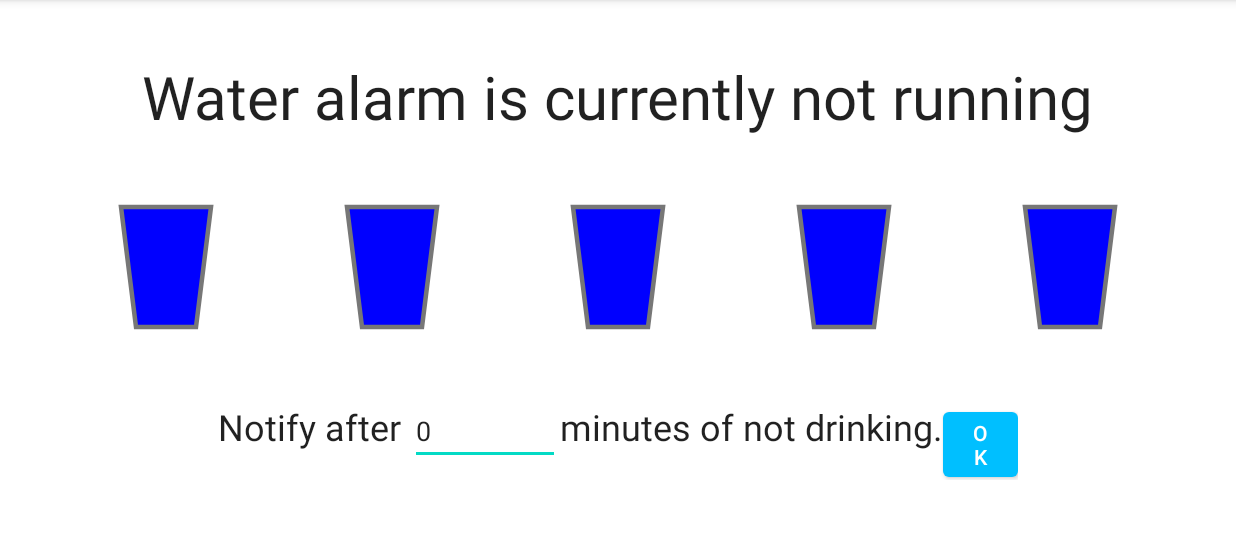
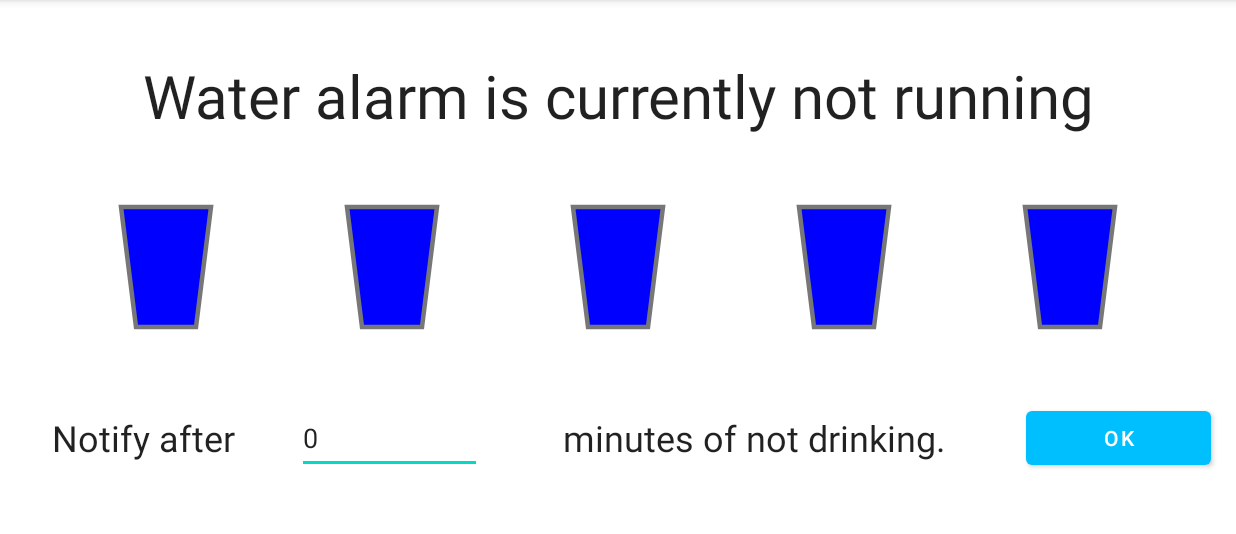
Before and after one commit to ktprograms/WaterTracker, an Android app: the screen it shows after launch (MainActivity), on a phone screen of 824 x 412 dp (held sideways), the part 84-618 px from its top. Run offline under Robolectric (Android 15) with nearby library versions, the phone set to English and light mode, and no system bars.

Commit message:
fixed the blocked and the overlapped texts on the main page

```diff
--- a/app/src/main/res/layout/activity_main.xml
+++ b/app/src/main/res/layout/activity_main.xml
@@ -1,5 +1,4 @@
-<?xml version="1.0" encoding="utf-8"?>
-<!--
+<?xml version="1.0" encoding="utf-8"?><!--
   ~ GNU General Public License v3.0
   ~
   ~ Copyright (c) 2020 Toh Jeen Gie Keith
@@ -112,9 +111,8 @@
 
     <LinearLayout
         android:id="@+id/congratsLinearLayout"
-        android:layout_width="0dp"
-        android:layout_height="0dp"
-        android:layout_weight="20"
+        android:layout_width="match_parent"
+        android:layout_height="wrap_content"
         android:gravity="center|center_vertical"
         android:orientation="horizontal"
         android:visibility="invisible"
@@ -123,77 +121,128 @@
         app:layout_constraintStart_toStartOf="parent"
         app:layout_constraintTop_toBottomOf="@+id/linearLayout">
 
+        <androidx.constraintlayout.widget.ConstraintLayout
+            android:layout_width="match_parent"
+            android:layout_height="wrap_content">
+
             <TextView
                 android:id="@+id/congratsTextView"
-            android:layout_width="wrap_content"
-            android:layout_height="wrap_content"
+                android:layout_width="0dp"
+                android:layout_height="0dp"
                 android:layout_weight="3"
+                android:autoSizeTextType="uniform"
                 android:gravity="center|center_vertical"
                 android:text="Congratulations! You have drank all 5 glasses for today!"
                 android:textColor="?android:attr/textColorPrimary"
-            android:textSize="40sp" />
+                android:textSize="40dp"
+                app:layout_constraintBottom_toBottomOf="parent"
+                app:layout_constraintEnd_toStartOf="@+id/resetBtn"
+                app:layout_constraintStart_toStartOf="parent"
+                app:layout_constraintTop_toTopOf="parent" />
 
             <Button
                 android:id="@+id/resetBtn"
                 android:layout_width="wrap_content"
                 android:layout_height="wrap_content"
                 android:layout_weight="1"
-            android:text="Reset" />
+                android:text="Reset"
+                app:layout_constraintEnd_toEndOf="parent"
+                app:layout_constraintStart_toEndOf="@+id/congratsTextView"
+                app:layout_constraintTop_toBottomOf="parent"
+                app:layout_constraintTop_toTopOf="parent" />
+
+        </androidx.constraintlayout.widget.ConstraintLayout>
+
     </LinearLayout>
 
     <LinearLayout
         android:id="@+id/timeLinearLayout"
-        android:layout_width="wrap_content"
+        android:layout_width="match_parent"
         android:layout_height="wrap_content"
         android:orientation="horizontal"
-        android:visibility="invisible"
         app:layout_constraintBottom_toBottomOf="parent"
         app:layout_constraintEnd_toEndOf="parent"
         app:layout_constraintStart_toStartOf="parent"
         app:layout_constraintTop_toBottomOf="@+id/linearLayout">
 
+        <androidx.constraintlayout.widget.ConstraintLayout
+            android:layout_width="match_parent"
+            android:layout_height="wrap_content">
+
             <TextView
                 android:id="@+id/textView"
-            android:layout_width="wrap_content"
-            android:layout_height="wrap_content"
+                android:layout_width="0dp"
+                android:layout_height="0dp"
                 android:layout_weight="1"
+                android:autoSizeTextType="uniform"
+                android:gravity="center"
+                android:maxLines="1"
                 android:text="Notify after "
                 android:textColor="?android:attr/textColorPrimary"
-            android:textSize="24dp" />
+                android:autoSizeMaxTextSize="24dp"
+                app:layout_constraintBottom_toBottomOf="parent"
+                app:layout_constraintEnd_toStartOf="@+id/minsEditText"
+                app:layout_constraintStart_toStartOf="parent"
+                app:layout_constraintTop_toTopOf="parent"
+                app:layout_constraintWidth_percent="0.2"/>
 
             <EditText
                 android:id="@+id/minsEditText"
-            android:layout_width="100dp"
-            android:layout_height="wrap_content"
+                android:layout_width="0dp"
+                android:layout_height="0dp"
                 android:layout_weight="1"
                 android:ems="10"
                 android:hint="how many?"
-            android:inputType="number" />
+                android:inputType="number"
+                app:layout_constraintBottom_toBottomOf="parent"
+                app:layout_constraintEnd_toStartOf="@+id/textView2"
+                app:layout_constraintStart_toEndOf="@+id/textView"
+                app:layout_constraintTop_toTopOf="parent"
+                app:layout_constraintWidth_percent="0.15" />
 
             <TextView
                 android:id="@+id/textView2"
-            android:layout_width="wrap_content"
-            android:layout_height="wrap_content"
+                android:layout_width="0dp"
+                android:layout_height="0dp"
                 android:layout_weight="1"
+                android:autoSizeTextType="uniform"
+                android:gravity="center"
+                android:maxLines="1"
                 android:text="minutes of not drinking."
                 android:textColor="?android:attr/textColorPrimary"
-            android:textSize="24dp" />
+                android:autoSizeMaxTextSize="24dp"
+                app:layout_constraintBottom_toBottomOf="parent"
+                app:layout_constraintEnd_toStartOf="@+id/okBtn"
+                app:layout_constraintStart_toEndOf="@+id/minsEditText"
+                app:layout_constraintTop_toTopOf="parent"
+                app:layout_constraintWidth_percent="0.4" />
 
             <Button
                 android:id="@+id/okBtn"
-            android:layout_width="50dp"
+                android:layout_width="0dp"
+                app:layout_constraintWidth_percent="0.15"
                 android:layout_height="wrap_content"
                 android:layout_weight="1"
-            android:text="OK" />
+                android:text="OK"
+                app:layout_constraintBottom_toBottomOf="parent"
+                app:layout_constraintEnd_toEndOf="parent"
+                app:layout_constraintStart_toEndOf="@+id/textView2"
+                app:layout_constraintTop_toTopOf="parent" />
+
+        </androidx.constraintlayout.widget.ConstraintLayout>
+
     </LinearLayout>
 
     <TextView
         android:id="@+id/alarmTextView"
-        android:layout_width="wrap_content"
-        android:layout_height="wrap_content"
+        android:layout_width="0dp"
+        android:layout_height="0dp"
+        app:autoSizeMaxTextSize="40sp"
+        app:autoSizeTextType="uniform"
+        android:gravity="center"
+        android:maxLines="1"
         android:text="Water alarm is currently running"
         android:textColor="?android:attr/textColorPrimary"
-        android:textSize="40sp"
         app:layout_constraintBottom_toTopOf="@id/linearLayout"
         app:layout_constraintEnd_toEndOf="parent"
         app:layout_constraintStart_toStartOf="parent"
```
Lines whose indentation alone changed are shown as unchanged.
